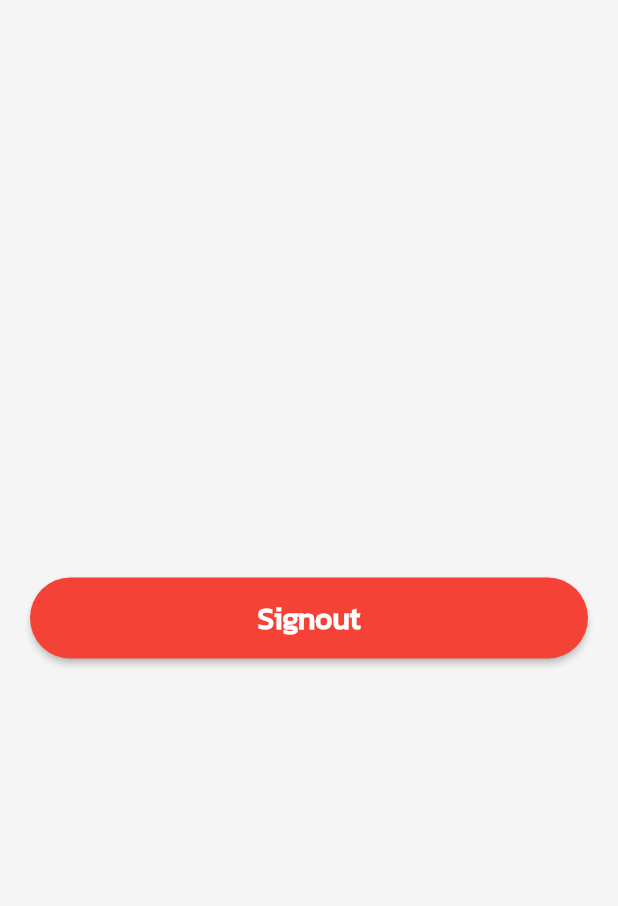
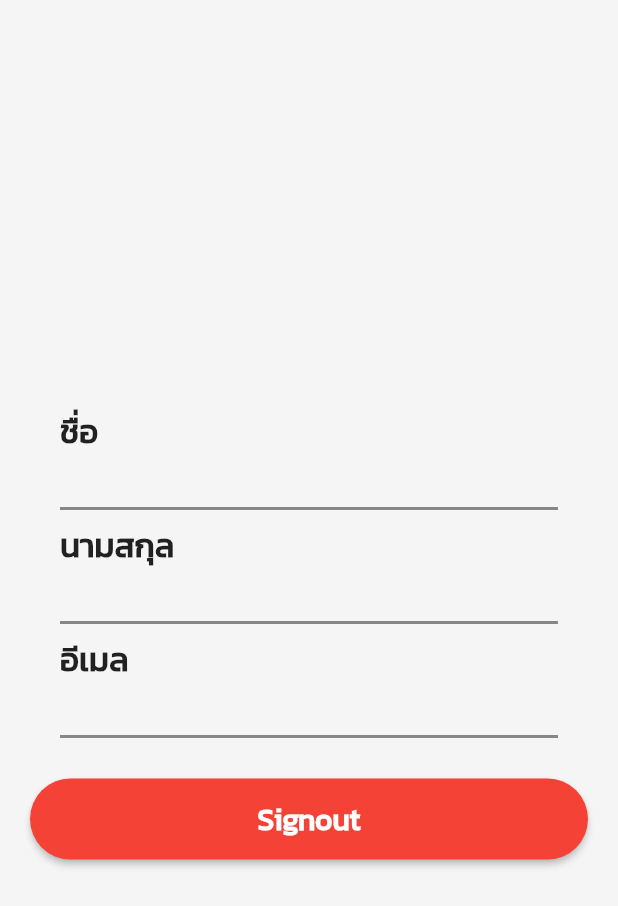
Before and after one commit to kypdev/stock-it, a Flutter app: the ProfileScreen screen opened directly, on a phone screen of 412 x 824 dp. Shown: the top 906 px of the screen. Run offline on Flutter 3.47's test engine with Material 2 defaults, Android fonts, the phone set to English and light mode, and no system bars; our stand-ins replace awesome_dialog, bottom_navy_bar, cloud_firestore, firebase_auth, firebase_storage, flutter_speed_dial and 3 more; accounts and stored records are empty; network calls fail.

Commit message:
view profile & signout

```diff
--- a/lib/views/home_drawer.dart
+++ b/lib/views/home_drawer.dart
@@ -1,5 +1,6 @@
 import 'package:flutter/material.dart';
 import 'package:stock_it/views/create_group_screen.dart';
+import 'package:stock_it/views/profile_screen.dart';
 import 'package:stock_it/views/view_group_screen.dart';
 
 class HomeDrawer extends StatefulWidget {
@@ -40,25 +41,7 @@ class _HomeDrawerState extends State<HomeDrawer> {
               ),
 
 
-              // Container(
-              //   decoration: BoxDecoration(
-              // color: Colors.blue[100],
-              //   ),
-              //   child: ListTile(
-              // title: Text(
-              //   'Create group',
-              //   style: TextStyle(
-              //     color: Colors.black,
-              //     fontSize: 20.0,
-              //   ),
-              //   textAlign: TextAlign.center,
-              // ),
-              // onTap: () {
-              //   Navigator.pop(context);
-              //   Navigator.of(context).push(MaterialPageRoute(builder: (context) => CreateGroupScreen()));
-              // },
-              //   ),
-              // ),
+
 
 
               // Padding(
@@ -107,6 +90,29 @@ class _HomeDrawerState extends State<HomeDrawer> {
                 ),
               ),
 
+              Padding(
+                padding: EdgeInsets.only(top: 8.0),
+                child: Container(
+                  decoration: BoxDecoration(
+                color: Colors.blue[100],
+                  ),
+                  child: ListTile(
+                title: Text(
+                  'Profile',
+                  style: TextStyle(
+                    color: Colors.black,
+                    fontSize: 20.0,
+                  ),
+                  textAlign: TextAlign.center,
+                ),
+                onTap: () {
+                  Navigator.pop(context);
+                  Navigator.of(context).push(MaterialPageRoute(builder: (context) => ProfileScreen()));
+                },
+                  ),
+                ),
+              ),
+
 
 
               Padding(
--- a/lib/views/profile_screen.dart
+++ b/lib/views/profile_screen.dart
@@ -1,8 +1,11 @@
+import 'package:cloud_firestore/cloud_firestore.dart';
+import 'package:firebase_auth/firebase_auth.dart';
 import 'package:flutter/material.dart';
 import 'package:stock_it/services/auth_service.dart';
 import 'package:stock_it/widget/r_button.dart';
 
 AuthService authService = new AuthService();
+
 
 class ProfileScreen extends StatefulWidget {
   @override
@@ -10,27 +13,134 @@ class ProfileScreen extends StatefulWidget {
 }
 
 class _ProfileScreenState extends State<ProfileScreen> {
+
+  String userID;
+  signOut(context) {
+    FirebaseAuth.instance
+        .signOut()
+        .then((_) => Navigator.pushReplacementNamed(context, '/login'));
+  }
+
+  inputData() async {
+    FirebaseAuth auth = FirebaseAuth.instance;
+    final FirebaseUser user = await auth.currentUser();
+    final uid = user.uid.toString();
+    print(uid);
+    setState(() {
+      userID = uid.toString();
+    });
+  }
+
+  @override
+  void initState() {
+    inputData();
+    super.initState();
+  }
   @override
   Widget build(BuildContext context) {
     return SafeArea(
       child: Scaffold(
-        body: Center(
+        body: StreamBuilder(
+          stream: Firestore.instance
+              .collection('users')
+              .document(userID)
+              .snapshots(),
+          builder: (context, sn) {
+            if (!sn.hasData) {
+              return Text('Loading data Please wait...');
+            }
+
+            return Center(
               child: Padding(
-            padding: EdgeInsets.only(left: 20, right: 20),
+                padding: const EdgeInsets.only(left: 20, right: 20),
                 child: Column(
                   mainAxisAlignment: MainAxisAlignment.center,
                   children: <Widget>[
+                    // CircleAvatar(
+                    //   backgroundColor: Colors.blue,
+                    //   radius: 75.0,
+                    //   child: CircleAvatar(
+                    //     radius: 70.0,
+                    //     backgroundColor: Color(0XFFFFFFFF),
+                    //     backgroundImage: NetworkImage(sn.data['imgpro']),
+                    //   ),
+                    // ),
+                    SizedBox(height: 20.0),
+
+                    _form(
+                      title: 'ชื่อ',
+                      content: sn.data['firstname']
+                    ),
+
+                    _form(
+                      title: 'นามสกุล',
+                      content: sn.data['lastname']
+                    ),
+
+                    _form(
+                      title: 'อีเมล',
+                      content: sn.data['email']
+                    ),
+
+
+
+
+
+
+                    SizedBox(height: 20.0),
+
                     rButton(
                   context: context,
                   action: ()=> authService.signout(context),
                   color: Colors.red,
                   text: 'Signout',
                 ),
+
+
+
                   ],
                 ),
               ),
+            );
+          },
         ),
+      ),
+
+    );
+  }
+}
+
+
+
+Widget _form({
+    title,
+    content,
+  }) {
+    return Padding(
+      padding: const EdgeInsets.only(left: 20, right: 20),
+      child: Column(
+        mainAxisAlignment: MainAxisAlignment.start,
+        crossAxisAlignment: CrossAxisAlignment.start,
+        children: <Widget>[
+          Text(
+            title,
+            style: TextStyle(
+              fontWeight: FontWeight.bold,
+              fontSize: 22.0,
+            ),
+          ),
+          Text(
+            content,
+            style: TextStyle(
+              fontSize: 18.0,
+              color: Colors.black54,
+            ),
+          ),
+          Divider(
+            thickness: 2,
+            color: Colors.black45,
+          ),
+        ],
       ),
     );
   }
-}
```
Lines whose indentation alone changed are shown as unchanged.
